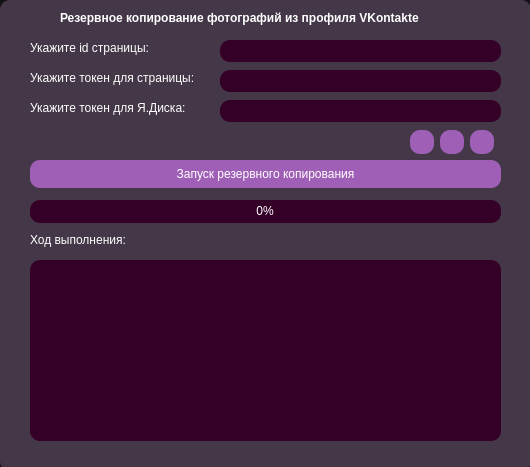
ihaveseeni486/CourseWork_1, file interface_pyqt5.ui: the form before one commit.
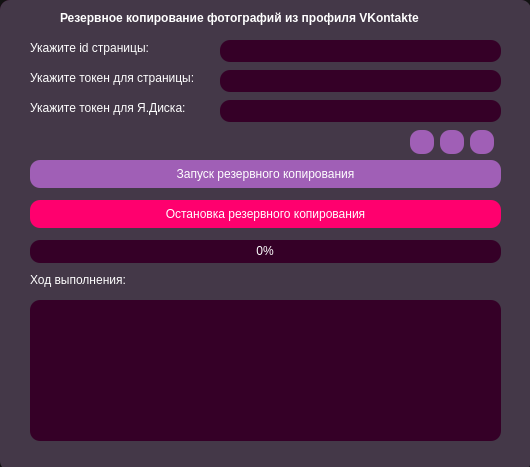
The form after the commit. Icons and pictures are not drawn.

Patch:
```diff
--- a/interface_pyqt5.ui
+++ b/interface_pyqt5.ui
@@ -67,7 +67,7 @@
     <property name="geometry">
      <rect>
       <x>30</x>
-      <y>200</y>
+      <y>240</y>
       <width>471</width>
       <height>23</height>
      </rect>
@@ -136,9 +136,9 @@
     <property name="geometry">
      <rect>
       <x>30</x>
-      <y>260</y>
+      <y>300</y>
       <width>471</width>
-      <height>181</height>
+      <height>141</height>
      </rect>
     </property>
     <property name="styleSheet">
@@ -224,7 +224,7 @@
      <property name="geometry">
       <rect>
        <x>30</x>
-       <y>230</y>
+       <y>270</y>
        <width>101</width>
        <height>20</height>
       </rect>
@@ -441,6 +441,25 @@
       <string>Запуск резервного копирования</string>
      </property>
     </widget>
+    <widget class="QPushButton" name="pushButton_stop_copy">
+     <property name="geometry">
+      <rect>
+       <x>30</x>
+       <y>200</y>
+       <width>471</width>
+       <height>28</height>
+      </rect>
+     </property>
+     <property name="styleSheet">
+      <string notr="true">QPushButton{
+border-radius: 10px;
+background-color: rgb(255, 0, 110);
+}</string>
+     </property>
+     <property name="text">
+      <string>Остановка резервного копирования</string>
+     </property>
+    </widget>
    </widget>
    <zorder>frame</zorder>
    <zorder>progressBar</zorder>
```
